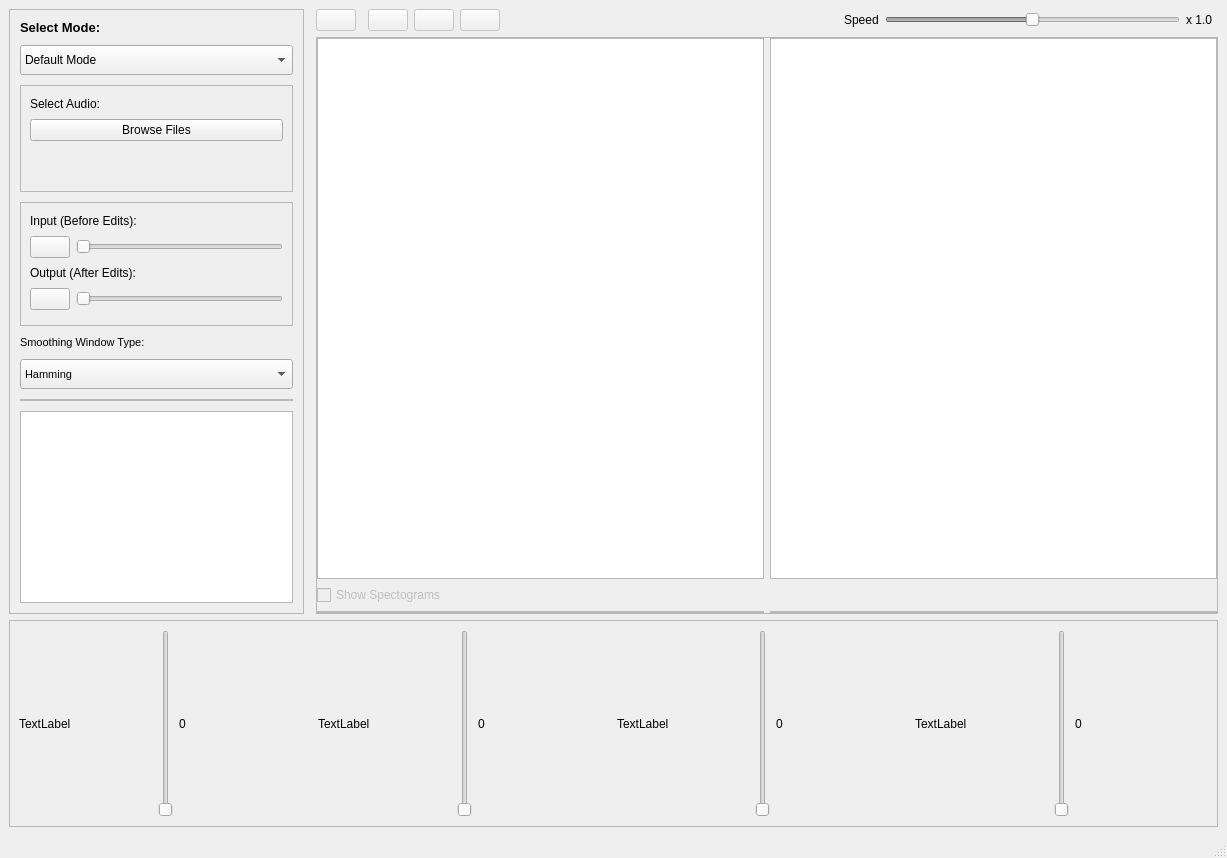
Qt form design.ui (mohandemadx/DSP_TASK3) before a commit.
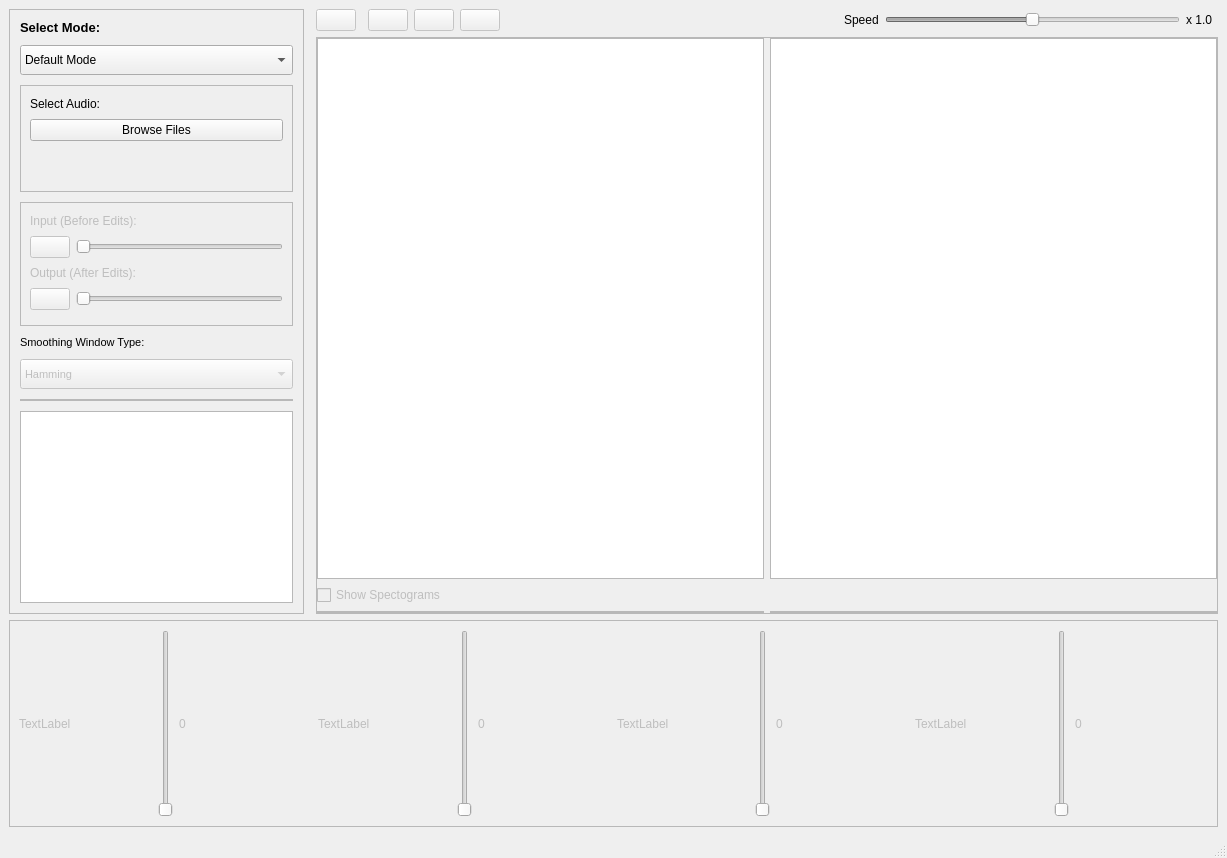
The same form after that commit. Icons and pictures are not drawn. Custom widgets are drawn as their Qt base class.

```diff
--- a/design.ui
+++ b/design.ui
@@ -169,6 +169,9 @@
     </item>
     <item row="3" column="0" colspan="18">
      <widget class="QFrame" name="SliderFrame">
+      <property name="enabled">
+       <bool>false</bool>
+      </property>
       <property name="frameShape">
        <enum>QFrame::StyledPanel</enum>
       </property>
@@ -553,6 +556,9 @@
        </item>
        <item row="5" column="0">
         <widget class="QComboBox" name="window_comboBox">
+         <property name="enabled">
+          <bool>false</bool>
+         </property>
          <property name="sizePolicy">
           <sizepolicy hsizetype="Preferred" vsizetype="Maximum">
            <horstretch>0</horstretch>
@@ -626,6 +632,9 @@
        </item>
        <item row="3" column="0">
         <widget class="QFrame" name="AudioPlayerFrame">
+         <property name="enabled">
+          <bool>false</bool>
+         </property>
          <property name="sizePolicy">
           <sizepolicy hsizetype="Preferred" vsizetype="Fixed">
            <horstretch>0</horstretch>
```
Left out of the diff: 3 changed lines with no effect on the pictures.
